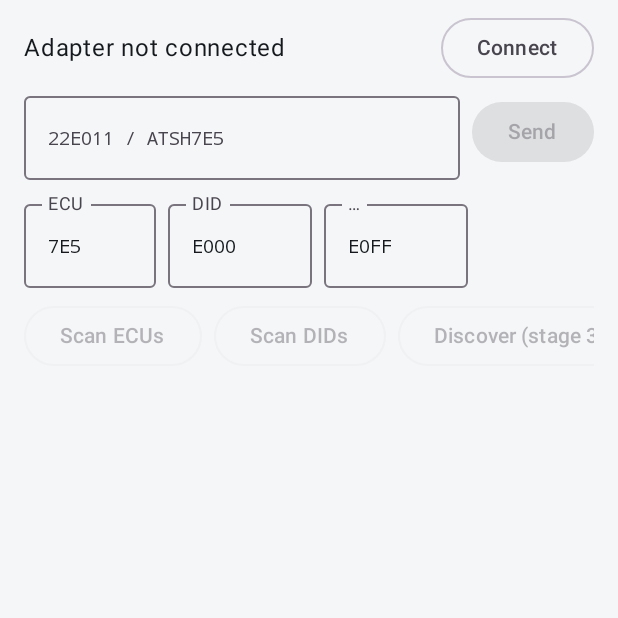
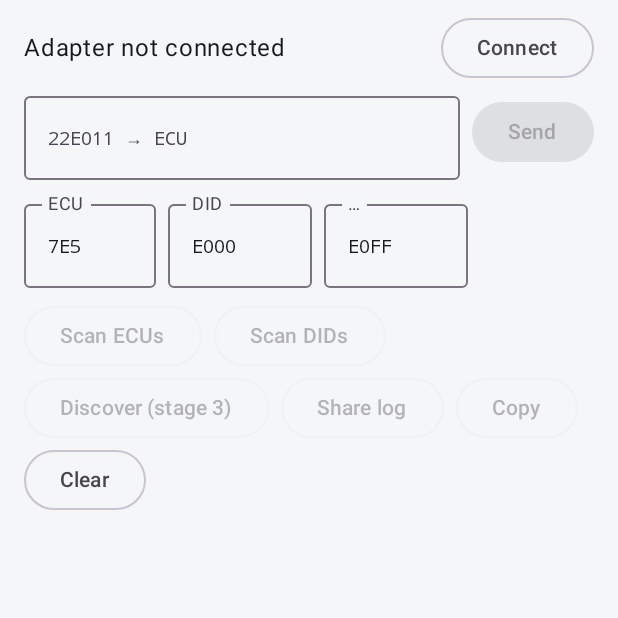
Before and after one commit to eplik82/Ioniq5_app, an Android app built with Jetpack Compose: the composable DiagnosticsScreen shown on its own in the app's theme, on a phone screen of 412 x 824 dp, the top half of it. Run offline under Robolectric (Android 15) with nearby library versions, the phone set to English and light mode, and no system bars.

Commit message:
Diagnostics: console sends hex requests to the ECU field, copy log, wrap buttons
The console used whichever header the poller set last, so 22E011 went to
the BMS. Buttons were cut off on narrow screens; log text is now selectable
and can be copied to the clipboard.

Co-Authored-By: Claude Opus 5.5 <noreply@anthropic.com>
Claude-Session: https://claude.ai/code/session_01M9Xar97AQkJ9rGqLFBecq9

```diff
--- a/app/src/main/java/com/eplik/ioniq5/ui/diagnostics/DiagnosticsScreen.kt
+++ b/app/src/main/java/com/eplik/ioniq5/ui/diagnostics/DiagnosticsScreen.kt
@@ -1,6 +1,12 @@
 package com.eplik.ioniq5.ui.diagnostics
 
+import android.content.ClipData
+import android.content.ClipboardManager
 import android.content.Intent
+import android.widget.Toast
+import androidx.compose.foundation.layout.ExperimentalLayoutApi
+import androidx.compose.foundation.layout.FlowRow
+import androidx.compose.foundation.text.selection.SelectionContainer
 import androidx.compose.foundation.horizontalScroll
 import androidx.compose.foundation.layout.Arrangement
 import androidx.compose.foundation.layout.Column
@@ -45,8 +51,11 @@ import com.eplik.ioniq5.R
 import com.eplik.ioniq5.connection.ConnectionStatus
 import com.eplik.ioniq5.ui.screens.statusText
 
+private const val MAX_CLIPBOARD_CHARS = 200_000
+
 private val Mono = TextStyle(fontFamily = FontFamily.Monospace, fontSize = 12.sp)
 
+@OptIn(ExperimentalLayoutApi::class)
 @Composable
 fun DiagnosticsScreen(
     onConnectionClick: () -> Unit,
@@ -87,11 +96,11 @@ fun DiagnosticsScreen(
                 modifier = Modifier.weight(1f),
                 singleLine = true,
                 textStyle = Mono,
-                placeholder = { Text("22E011 / ATSH7E5", style = Mono) },
+                placeholder = { Text("22E011 → ECU", style = Mono) },
                 keyboardOptions = KeyboardOptions(capitalization = KeyboardCapitalization.Characters, imeAction = ImeAction.Send),
-                keyboardActions = KeyboardActions(onSend = { viewModel.send(input) }),
+                keyboardActions = KeyboardActions(onSend = { viewModel.send(input, ecu) }),
             )
-            Button(onClick = { viewModel.send(input) }, enabled = connected && !busy) { Text(stringResource(R.string.send)) }
+            Button(onClick = { viewModel.send(input, ecu) }, enabled = connected && !busy) { Text(stringResource(R.string.send)) }
         }
 
         Row(horizontalArrangement = Arrangement.spacedBy(8.dp)) {
@@ -100,7 +109,7 @@ fun DiagnosticsScreen(
             HexField(didTo, { didTo = it }, "…", Modifier.width(96.dp))
         }
 
-        Row(Modifier.horizontalScroll(rememberScrollState()), horizontalArrangement = Arrangement.spacedBy(8.dp)) {
+        FlowRow(horizontalArrangement = Arrangement.spacedBy(8.dp)) {
             OutlinedButton(onClick = { viewModel.scanEcus() }, enabled = connected && !busy) { Text(stringResource(R.string.scan_ecus)) }
             OutlinedButton(onClick = { viewModel.scanDids(ecu, didFrom, didTo) }, enabled = connected && !busy) {
                 Text(stringResource(R.string.scan_dids))
@@ -121,6 +130,15 @@ fun DiagnosticsScreen(
                 },
                 enabled = traffic.isNotEmpty(),
             ) { Text(stringResource(R.string.share_log)) }
+            OutlinedButton(
+                onClick = {
+                    val text = viewModel.logText().takeLast(MAX_CLIPBOARD_CHARS)
+                    context.getSystemService(ClipboardManager::class.java)
+                        ?.setPrimaryClip(ClipData.newPlainText("ioniq5-log", text))
+                    Toast.makeText(context, R.string.copied, Toast.LENGTH_SHORT).show()
+                },
+                enabled = traffic.isNotEmpty(),
+            ) { Text(stringResource(R.string.copy)) }
             OutlinedButton(onClick = { viewModel.clear() }) { Text(stringResource(R.string.clear)) }
         }
 
@@ -134,9 +152,11 @@ fun DiagnosticsScreen(
 
         LazyColumn(Modifier.fillMaxWidth().weight(1f), state = listState) {
             items(traffic) { entry ->
-                Column(Modifier.padding(vertical = 2.dp)) {
-                    Text("> ${entry.command}", style = Mono, color = MaterialTheme.colorScheme.primary)
-                    entry.response.forEach { Text(it, style = Mono) }
+                SelectionContainer {
+                    Column(Modifier.padding(vertical = 2.dp)) {
+                        Text("> ${entry.command}", style = Mono, color = MaterialTheme.colorScheme.primary)
+                        entry.response.forEach { Text(it, style = Mono) }
+                    }
                 }
             }
         }
--- a/app/src/main/res/values/strings.xml
+++ b/app/src/main/res/values/strings.xml
@@ -84,4 +84,6 @@
     <string name="speed_calc">Speed (from motor rpm)</string>
     <string name="to_left">left</string>
     <string name="to_right">right</string>
+    <string name="copy">Copy</string>
+    <string name="copied">Log copied</string>
 </resources>
```
Also changed, not shown: app/src/main/java/com/eplik/ioniq5/ui/diagnostics/DiagnosticsViewModel.kt (+20 -2 lines), core/src/main/kotlin/com/eplik/ioniq5/core/elm/Elm327.kt (+18 -0 lines), 2 other files.
